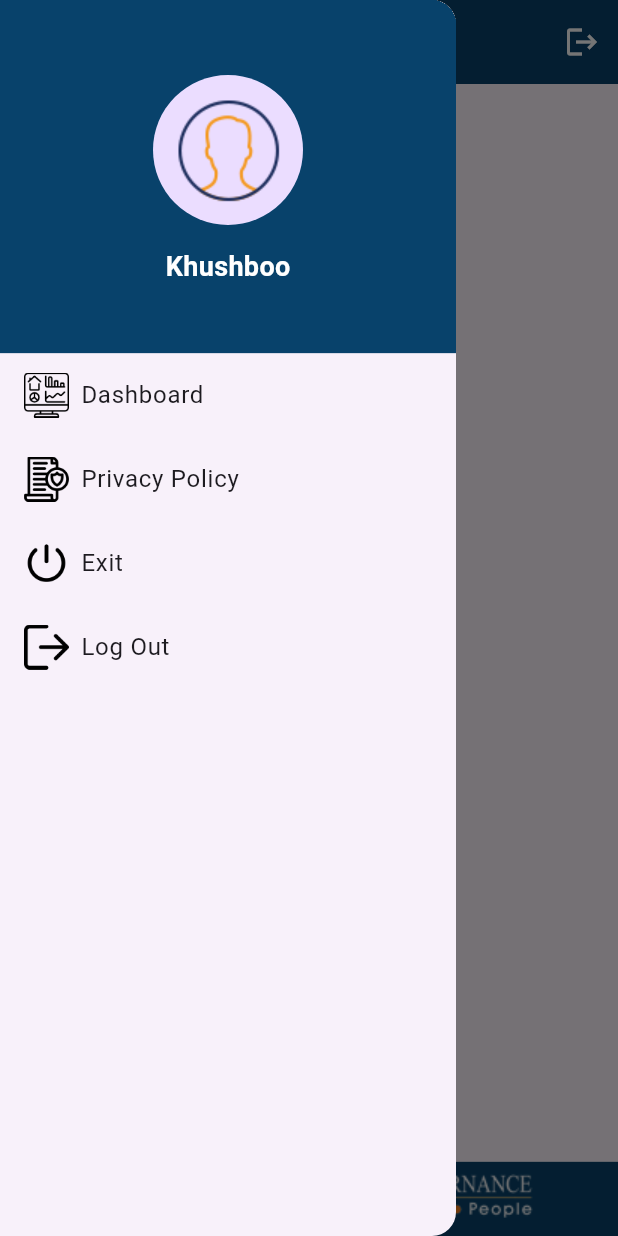
After one commit to khushu20/APSEC, a Flutter app: the OfficerDashboard screen opened by its route, with the side drawer open, on a phone screen of 412 x 824 dp. The commit adds this screen. Run offline on Flutter 3.47's test engine with Material 2 defaults, Android fonts, the light colour scheme and no system bars; our stand-ins replace animated_splash_screen, connectivity_plus, contained_tab_bar_view, device_info_plus, dio, fluttertoast and 1 more.

Commit message:
added dashboard

```diff
--- a/lib/res/image_constants.dart
+++ b/lib/res/image_constants.dart
@@ -1,4 +1,11 @@
 class ImageConstants {
   static const appIcon = "assets/app_logo.png";
   static const loader = "assets/loader.gif";
+  static const privacy = "assets/privacy.png";
+  static const logout = "assets/logout.png";
+  static const exit = "assets/exit.png";
+  static const dashboard = "assets/dashboard.png";
+  static const footerblack = "assets/footer.png";
+  static const footerwhite = "assets/footercopy.png";
+    static const profile = "assets/profile.png";
 }
--- a/lib/res/text_constants.dart
+++ b/lib/res/text_constants.dart
@@ -22,6 +22,7 @@ class TextConstants {
   static const appInfo = "App Info";
   static const exitAppMenu = "Exit";
   static const logout = "Log Out";
+  static const dashboard = "Dashboard";
 
 
 
--- a/lib/routes/app_pages.dart
+++ b/lib/routes/app_pages.dart
@@ -1,5 +1,7 @@
 import 'package:ap_sec/routes/app_routes.dart';
 import 'package:ap_sec/views/login_screen.dart';
+import 'package:ap_sec/views/officer/officer_dashboard.dart';
+import 'package:ap_sec/views/officer/privacy_policy.dart';
 import 'package:ap_sec/views/splash_screen.dart';
 import 'package:flutter/cupertino.dart';
 
@@ -9,6 +11,8 @@ class AppPages {
     return {
       AppRoutes.login: ((context) => LoginScreen()),
       AppRoutes.splash: ((context) => SplashScreen()),
+       AppRoutes.officerdashboard: ((context) => OfficerDashboard()),
+          AppRoutes.privacyPolicy: ((context) => PrivacyPolicyView()),
 
     };
   }
--- a/lib/routes/app_routes.dart
+++ b/lib/routes/app_routes.dart
@@ -3,7 +3,8 @@ class AppRoutes {
   static const initial = splash;
   static const splash = "/splash";
   static const login = "/login";
-  static const dashboard = "/dashboard";
+  static const officerdashboard = "/officerdashboard";
+   static const privacyPolicy = "/privacyPolicy";
 
 
 
--- /dev/null
+++ b/lib/views/officer/officer_dashboard.dart
@@ -0,0 +1,96 @@
+import 'package:ap_sec/res/app_alerts/exit_app_alert.dart';
+import 'package:ap_sec/res/app_alerts/logout_alert.dart';
+import 'package:ap_sec/res/colors.dart';
+import 'package:ap_sec/res/image_constants.dart';
+import 'package:ap_sec/res/text_constants.dart';
+import 'package:ap_sec/views/officer/officer_sidemenu.dart';
+import 'package:flutter/material.dart';
+
+class OfficerDashboard extends StatefulWidget {
+  const OfficerDashboard({super.key});
+
+  @override
+  State<OfficerDashboard> createState() => _OfficerDashboardState();
+}
+
+class _OfficerDashboardState extends State<OfficerDashboard> {
+  @override
+  Widget build(BuildContext context) {
+  return WillPopScope(
+      onWillPop: () {
+        showDialog(
+          barrierDismissible: false,
+          context: context,
+          builder: (BuildContext context) {
+            return ExitAppAlert();
+          },
+        );
+        return Future.value(false);
+      },
+      child: Stack(
+        children: [
+          Scaffold(
+            appBar:AppBar(
+               iconTheme: IconThemeData(color: AppColors.white),
+              title: Center(child: Text(TextConstants.dashboard,style: TextStyle(color: AppColors.white),)),
+              backgroundColor: AppColors.appThemeColor,
+              actions: [
+                IconButton(
+                  onPressed: () {
+                    showDialog(
+                      barrierDismissible: false,
+                      context: context,
+                      builder: (BuildContext context) {
+                        return LogOutAlert();
+                      },
+                    );
+                  },
+                  icon: Icon(Icons.logout,color: AppColors.white,),
+                )
+              ],
+            ),
+            drawer: OfficerSideMenu(username: "Khushboo", designation: ""),
+            body: SingleChildScrollView(
+              child: Column(
+                children: [
+                  /*   Container(
+                      height: 50,
+                      width: MediaQuery.of(context).size.width,
+                      color: AppColors.white,
+                      child: Center(
+                          child: Text(
+
+                        TextConstants.application_status,
+                        style: TextStyle(
+                            color: AppColors.black,
+                            fontSize: 18,
+                            fontStyle: FontStyle.normal,
+                            fontWeight: FontWeight.w500),
+                      ))), */
+
+
+
+                ],
+              ),
+            ),
+            bottomNavigationBar: Container(
+
+              //color
+color: AppColors.appThemeColor,
+              height: MediaQuery.of(context).size.height * 0.06,
+              child: Image.asset(
+
+                ImageConstants.footerwhite,
+                width: double.infinity,
+              ),
+            ),
+          ),
+
+        ],
+      ),
+    );
+  }
+
+
+
+}
--- /dev/null
+++ b/lib/views/officer/officer_sidemenu.dart
@@ -0,0 +1,181 @@
+import 'package:ap_sec/res/app_alerts/exit_app_alert.dart';
+import 'package:ap_sec/res/app_alerts/logout_alert.dart';
+import 'package:ap_sec/res/colors.dart';
+import 'package:ap_sec/res/image_constants.dart';
+import 'package:ap_sec/res/text_constants.dart';
+import 'package:ap_sec/routes/app_routes.dart';
+import 'package:flutter/material.dart';
+
+class OfficerSideMenu extends StatefulWidget {
+  const  OfficerSideMenu(
+      {super.key, required this.username, required this.designation});
+  final String username;
+  final String designation;
+
+  @override
+  State<OfficerSideMenu> createState() => _OfficerSideMenuState();
+}
+
+class _OfficerSideMenuState extends State<OfficerSideMenu> {
+  @override
+  Widget build(BuildContext context) {
+    return SafeArea(
+      child: Drawer(
+        child: Column(
+          // padding: EdgeInsets.zero,
+          children: [
+            Expanded(
+              flex: 2,
+              child: Container(
+                width: double.infinity,
+                color: AppColors.appThemeColor,
+                child: Center(
+                  child: Column(
+                    children: [
+                      SizedBox(
+                        height: 30,),
+                      Padding(
+                        padding: const EdgeInsets.only(top: 20.0, bottom: 10.0),
+                        child: CircleAvatar(
+
+                          radius: 50,
+                          child: Padding(
+                            padding: const EdgeInsets.all(5.0),
+                            child: Image.asset(ImageConstants.profile),
+                          ),
+                        ),
+                      ),
+                      Padding(
+                          padding: const EdgeInsets.all(5.0),
+                          child: Text(
+                            widget.username,
+                            style: TextStyle(
+                                color: AppColors.white,
+                                fontSize: 18.0,
+                                fontWeight: FontWeight.w700),
+                          )),
+                     /*  Padding(
+                          padding: const EdgeInsets.all(5.0),
+                          child: Text(
+                            widget.designation,
+                            style: TextStyle(
+                                color: AppColors.white,
+                                fontSize: 14.0,
+                                fontWeight: FontWeight.w500),
+                          )), */
+                    ],
+                  ),
+                ),
+              ),
+            ),
+            Expanded(
+              flex: 5,
+              child: Column(
+                children: [
+                  ListTile(
+                    title: Container(
+                      child: Row(
+                        children: [
+                          Image.asset(
+                            ImageConstants.dashboard,
+                            height: 30,
+                            width: 30,
+                          ),
+                          Padding(
+                            padding: const EdgeInsets.all(8.0),
+                            child: Text(TextConstants.dashboard),
+                          )
+                        ],
+                      ),
+                    ),
+                    onTap: () {
+                      setState(() {
+                        Navigator.pushReplacementNamed(context, AppRoutes.officerdashboard);
+                      });
+
+                    },
+                  ),
+
+
+
+                  ListTile(
+                    title: Container(
+                      child: Row(
+                        children: [
+                          Image.asset(
+                            ImageConstants.privacy,
+                            height: 30,
+                            width: 30,
+                          ),
+                          Padding(
+                            padding: const EdgeInsets.all(8.0),
+                            child: Text(TextConstants.privacyPolicy),
+                          )
+                        ],
+                      ),
+                    ),
+                    onTap: () {
+                      Navigator.pushNamed(context, AppRoutes.privacyPolicy);
+                    },
+                  ),
+                  ListTile(
+                    title: Container(
+                      child: Row(
+                        children: [
+                          Image.asset(
+                            ImageConstants.exit,
+                            height: 30,
+                            width: 30,
+                          ),
+                          Padding(
+                            padding: const EdgeInsets.all(8.0),
+                            child: Text(TextConstants.exitAppMenu),
+                          )
+                        ],
+                      ),
+                    ),
+                    onTap: () {
+                      showDialog(
+                        barrierDismissible: false,
+                        context: context,
+                        builder: (BuildContext context) {
+                          return ExitAppAlert();
+                        },
+                      );
+                    },
+                  ),
+                  ListTile(
+                    title: Container(
+                      child: Row(
+                        children: [
+                          Image.asset(
+                            ImageConstants.logout,
+                            height: 30,
+                            width: 30,
+                          ),
+                          Padding(
+                            padding: const EdgeInsets.all(8.0),
+                            child: Text(TextConstants.logout),
+                          )
+                        ],
+                      ),
+                    ),
+                    onTap: () {
+                      showDialog(
+                        barrierDismissible: false,
+                        context: context,
+                        builder: (BuildContext context) {
+                          return LogOutAlert();
+                        },
+                      );
+                    },
+                  ),
+                ],
+              ),
+            ),
+          ],
+        ),
+      ),
+    );
+  }
+}
--- a/pubspec.yaml
+++ b/pubspec.yaml
@@ -50,6 +50,8 @@ dependencies:
   animated_splash_screen: ^1.3.0
   rive: ^0.11.17
   page_transition: ^2.1.0
+  webview_flutter: ^4.2.2
+  contained_tab_bar_view: ^0.8.0
 
 dev_dependencies:
   flutter_test:
```
Also changed, not shown: lib/views/login_screen.dart (+4 -3 lines), lib/views/officer/privacy_policy.dart (added, +111 -0 lines), assets/dashboard.png (added), assets/exit.png (added), assets/footer.png (added), assets/footercopy.png (added), assets/logout.png (added), assets/privacy.png (added), assets/profile.png (added), pubspec.lock.
